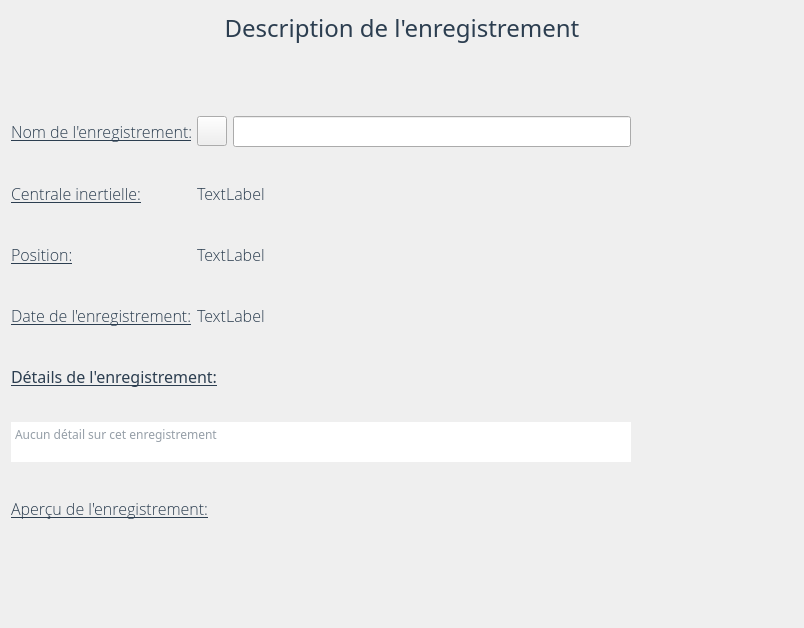
Qt form applicationOpenimu/app/widgets/recordviewwidget.ui (introlab/OpenIMU) before a commit.
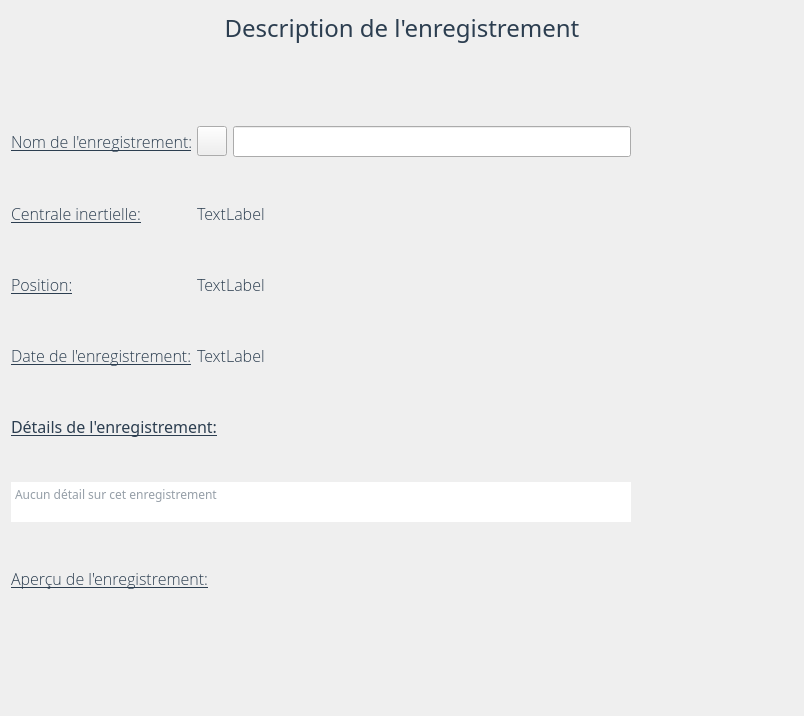
The same form after that commit. Icons and pictures are not drawn.

Patch:
```diff
--- a/applicationOpenimu/app/widgets/recordviewwidget.ui
+++ b/applicationOpenimu/app/widgets/recordviewwidget.ui
@@ -7,7 +7,7 @@
     <x>0</x>
     <y>0</y>
     <width>804</width>
-    <height>628</height>
+    <height>716</height>
    </rect>
   </property>
   <property name="font">
```
